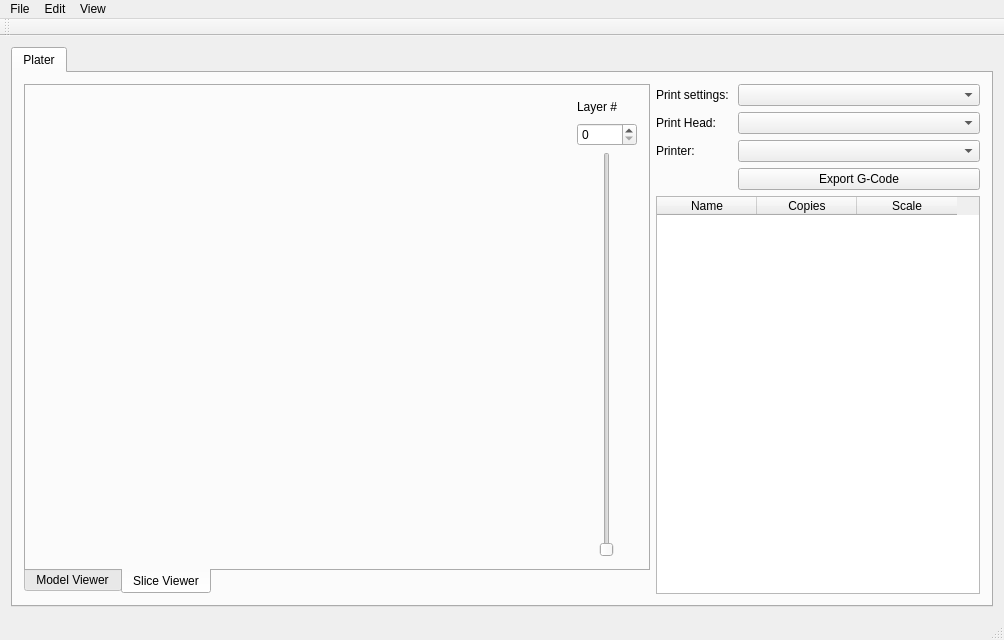
Before: the Qt Designer form designer_files/Versa3dMainWindow.ui in Multi-Scale-Additive-Manufacturing-Lab/Versa3dPython, drawn with Qt 5.
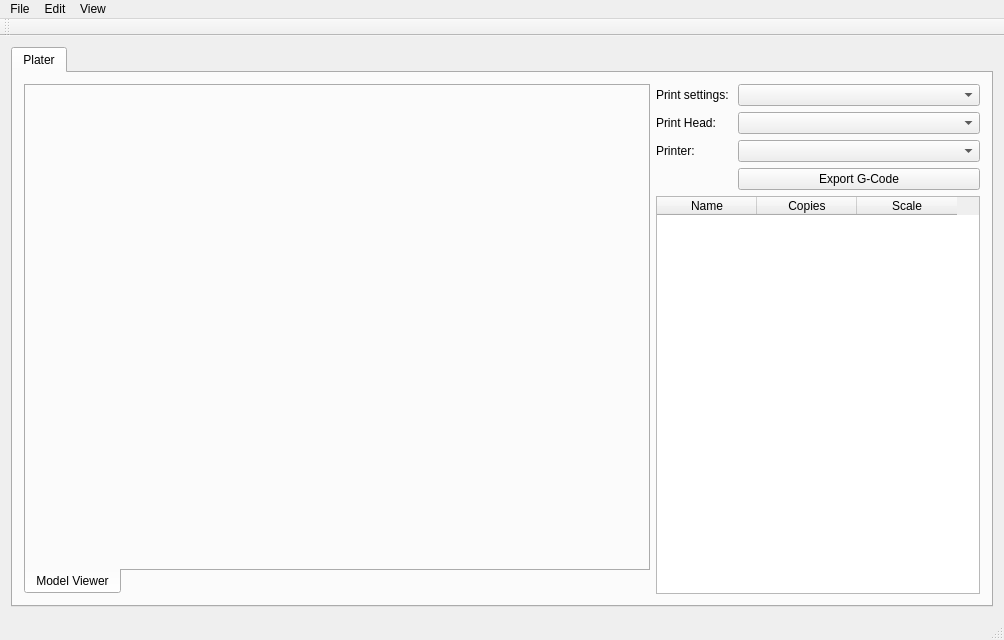
After: the same form once the commit is applied. The open tabs and pages were chosen to show the change. Custom widgets are drawn as their Qt base class.

Diff of the .ui file:
```diff
--- a/designer_files/Versa3dMainWindow.ui
+++ b/designer_files/Versa3dMainWindow.ui
@@ -62,83 +62,6 @@
             </item>
            </layout>
           </widget>
-          <widget class="QWidget" name="Slice_ViewerTab">
-           <attribute name="title">
-            <string>Slice Viewer</string>
-           </attribute>
-           <layout class="QHBoxLayout" name="horizontalLayout_6">
-            <item>
-             <widget class="QVTKRenderWindowInteractor" name="Image_SliceViewer" native="true"/>
-            </item>
-            <item>
-             <layout class="QVBoxLayout" name="sliderGroup">
-              <property name="sizeConstraint">
-               <enum>QLayout::SetMaximumSize</enum>
-              </property>
-              <item>
-               <widget class="QLabel" name="NumLayerLabel">
-                <property name="minimumSize">
-                 <size>
-                  <width>40</width>
-                  <height>20</height>
-                 </size>
-                </property>
-                <property name="maximumSize">
-                 <size>
-                  <width>60</width>
-                  <height>16777215</height>
-                 </size>
-                </property>
-                <property name="text">
-                 <string>Layer #</string>
-                </property>
-               </widget>
-              </item>
-              <item>
-               <widget class="QSpinBox" name="NumLayerSpinBox">
-                <property name="minimumSize">
-                 <size>
-                  <width>40</width>
-                  <height>20</height>
-                 </size>
-                </property>
-                <property name="maximumSize">
-                 <size>
-                  <width>60</width>
-                  <height>16777215</height>
-                 </size>
-                </property>
-               </widget>
-              </item>
-              <item>
-               <widget class="QSlider" name="NumLayerSlider">
-                <property name="sizePolicy">
-                 <sizepolicy hsizetype="Minimum" vsizetype="Expanding">
-                  <horstretch>0</horstretch>
-                  <verstretch>0</verstretch>
-                 </sizepolicy>
-                </property>
-                <property name="minimumSize">
-                 <size>
-                  <width>0</width>
-                  <height>0</height>
-                 </size>
-                </property>
-                <property name="maximumSize">
-                 <size>
-                  <width>60</width>
-                  <height>16777215</height>
-                 </size>
-                </property>
-                <property name="orientation">
-                 <enum>Qt::Vertical</enum>
-                </property>
-               </widget>
-              </item>
-             </layout>
-            </item>
-           </layout>
-          </widget>
          </widget>
         </item>
         <item>
```
